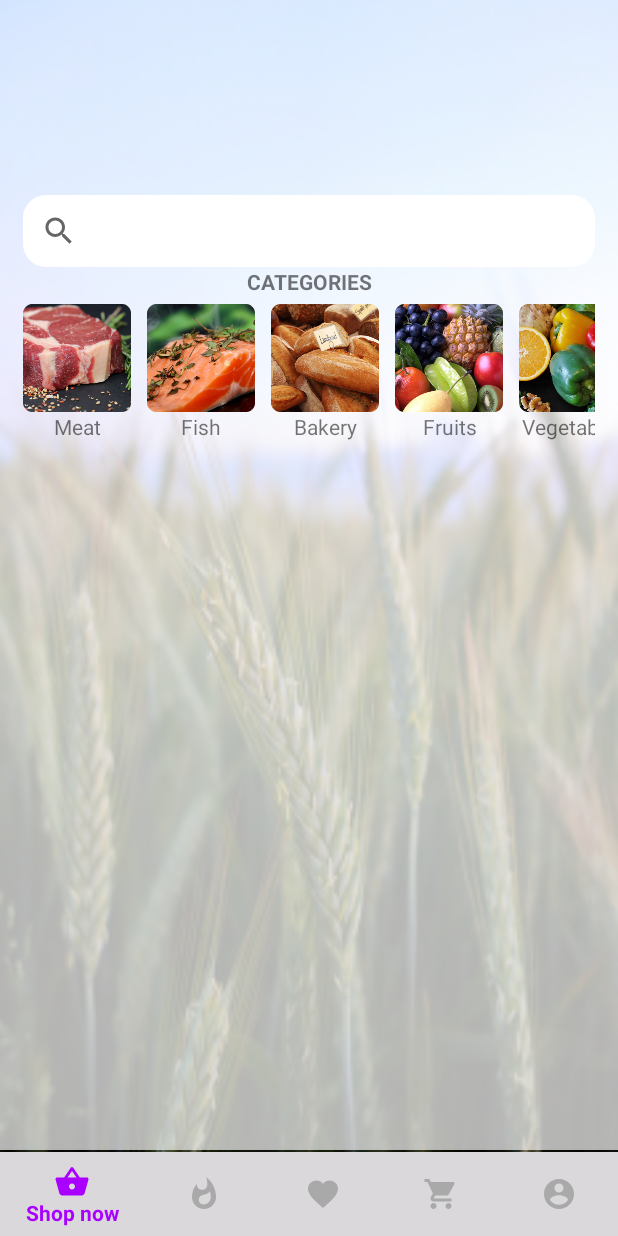
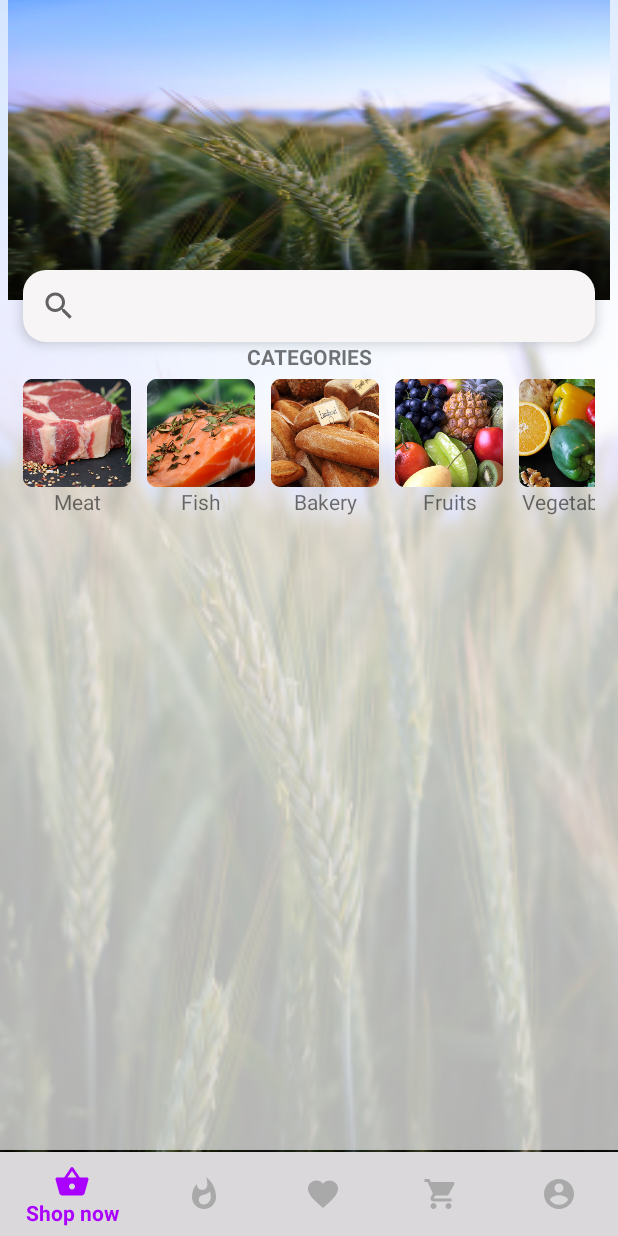
Before and after one commit to x-auth-token/MySuperStoreApp, an Android app: the ShopNowFragment screen opened directly, with no data from a screen before it, on a phone screen of 412 x 824 dp. Run offline under Robolectric (Android 15) with nearby library versions, the phone set to English and light mode, and no system bars; Roboto replaces fonts that are not available here; 2 statements that could not run were skipped.

Commit message:
* Major MainActivity + Fragments rework

```diff
--- a/app/build.gradle
+++ b/app/build.gradle
@@ -54,5 +54,6 @@ dependencies {
     implementation 'org.jetbrains:annotations-java5:15.0'
     implementation 'androidx.lifecycle:lifecycle-extensions:2.1.0'
 
+    implementation 'me.relex:circleindicator:2.1.4'
 
 }
--- a/app/src/main/res/layout/fragment_shop_now.xml
+++ b/app/src/main/res/layout/fragment_shop_now.xml
@@ -5,6 +5,8 @@
     android:id="@+id/fragment_shop_now_main_frame"
     android:layout_width="match_parent"
     android:layout_height="match_parent"
+    android:clipChildren="false"
+    android:clipToPadding="false"
     tools:context=".fragments.ShopNowFragment">
 
     <ImageView
@@ -12,39 +14,46 @@
         android:layout_height="match_parent"
 
         android:alpha="0.7"
-        android:background="#FFFFFF"/>
+        android:background="#FFFFFF"
+        android:contentDescription="@string/flash_deals_banner" />
 
     <ScrollView
         android:layout_width="match_parent"
+        android:layout_height="match_parent"
         android:layout_marginStart="5dp"
-        android:layout_marginEnd="5dp"
 
 
-        android:layout_height="match_parent">
+        android:layout_marginEnd="5dp"
+        android:clipChildren="false">
+
 
         <RelativeLayout
 
             android:layout_width="match_parent"
-            android:alpha="1"
-            android:layout_height="wrap_content">
+            android:layout_height="wrap_content"
+            android:alpha="1">
 
-            <androidx.viewpager.widget.ViewPager
-                android:id="@+id/fCShopNowTopViewPager"
+
+            <ViewFlipper
+                android:id="@+id/fCShopNowViewFlipper"
                 android:layout_width="match_parent"
-                android:layout_height="130dp"
-                android:visibility="visible"/>
+                android:layout_height="200dp"
+                android:layout_centerHorizontal="true"
+                android:background="@drawable/grain" />
 
 
             <SearchView
                 android:id="@+id/fCShopNowSearch"
                 android:layout_width="match_parent"
                 android:layout_height="match_parent"
+                android:layout_below="@id/fCShopNowViewFlipper"
+                android:layout_marginStart="10dp"
+                android:layout_marginTop="-20dp"
+                android:layout_marginEnd="10dp"
                 android:background="@drawable/rounded_corners_shape_background"
-                android:layout_marginStart="10dp"
-                android:layout_marginEnd="10dp"
-                android:backgroundTint="#FFFFFF"
-                android:gravity="center_horizontal"
-                android:layout_below="@id/fCShopNowTopViewPager">
+                android:backgroundTint="#F7F5F5"
+                android:elevation="5dp"
+                android:gravity="center_horizontal">
 
             </SearchView>
 
@@ -55,7 +64,6 @@
                 android:layout_below="@id/fCShopNowSearch"
                 android:layout_alignParentStart="true"
                 android:layout_alignParentEnd="true"
-                android:layout_weight="1"
                 android:clickable="false"
                 android:ems="10"
 
@@ -93,6 +101,7 @@
                         android:layout_height="wrap_content"
                         android:layout_marginEnd="5dp"
                         android:background="@null"
+                        android:cropToPadding="false"
                         android:foregroundGravity="bottom"
                         android:src="@mipmap/ic_shop_now_fragment_category_meat_round"
                         android:text="Meat"
@@ -147,7 +156,6 @@
                         android:layout_marginStart="5dp"
                         android:layout_marginEnd="5dp"
                         android:layout_toRightOf="@+id/fCShopNowFishImageButton"
-                        android:layout_weight="1"
                         android:background="@null"
                         android:src="@mipmap/ic_shop_now_fragment_category_bakery_round" />
 
@@ -174,8 +182,8 @@
                         android:layout_marginStart="5dp"
                         android:layout_marginEnd="5dp"
                         android:layout_toRightOf="@+id/fCShopNowBakeryImageButton"
-                        android:layout_weight="1"
                         android:background="@null"
+                        android:contentDescription="TODO"
                         android:src="@mipmap/ic_shop_now_fragment_category_fruits_round" />
 
                     <TextView
@@ -201,7 +209,6 @@
                         android:layout_marginStart="5dp"
                         android:layout_marginEnd="5dp"
                         android:layout_toRightOf="@+id/fCShopNowFruitsImageButton"
-                        android:layout_weight="1"
                         android:background="@null"
                         android:src="@mipmap/ic_shop_now_fragment_category_vegetables_round" />
 
@@ -228,7 +235,6 @@
                         android:layout_marginStart="5dp"
                         android:layout_marginEnd="5dp"
                         android:layout_toRightOf="@+id/fCShopNowVegetablesImageButton"
-                        android:layout_weight="1"
                         android:background="@null"
                         android:src="@mipmap/ic_shop_now_fragment_category_alcohol_round" />
 
@@ -254,7 +260,6 @@
                         android:layout_marginStart="5dp"
                         android:layout_marginEnd="5dp"
                         android:layout_toRightOf="@+id/fCShopNowAlcoholImageButton"
-                        android:layout_weight="1"
                         android:background="@null"
                         android:src="@mipmap/ic_shop_now_fragment_category_beverages_round" />
 
@@ -277,95 +282,7 @@
 
                 </RelativeLayout>
 
-                <!--<LinearLayout
-                    android:layout_width="wrap_content"
-                    android:padding="10dp"
-                    android:layout_height="match_parent">
 
-                    <ImageView
-                        android:id="@+id/imageButton"
-
-                        android:layout_width="wrap_content"
-                        android:layout_height="wrap_content"
-                        android:background="@null"
-                        android:text="Meat"
-                        android:textSize="20dp"
-                        android:foregroundGravity="bottom"
-                        android:src="@mipmap/ic_shop_now_fragment_category_meat_round"
-                        android:textAlignment="gravity" />
-                    <TextView
-                        android:layout_width="wrap_content"
-                        android:layout_height="wrap_content"
-
-                    <ImageButton
-                        android:id="@+id/imageButton2"
-                        android:layout_width="wrap_content"
-                        android:layout_height="wrap_content"
-                        android:src="@mipmap/app_ic_launcher_foreground" />
-
-                    <ImageButton
-                        android:id="@+id/imageButton3"
-                        android:layout_width="wrap_content"
-                        android:layout_height="wrap_content"
-                        android:layout_weight="1"
-                        android:src="@mipmap/app_ic_launcher_foreground" />
-
-                    <ImageButton
-                        android:id="@+id/imageButton4"
-                        android:layout_width="wrap_content"
-                        android:layout_height="wrap_content"
-                        android:layout_weight="1"
-                        android:src="@mipmap/app_ic_launcher_foreground" />
-
-                    <ImageButton
-                        android:id="@+id/imageButton5"
-                        android:layout_width="wrap_content"
-                        android:layout_height="wrap_content"
-                        android:layout_weight="1"
-                        android:src="@mipmap/app_ic_launcher_foreground" />
-
-                    <ImageButton
-                        android:id="@+id/imageButton6"
-                        android:layout_width="wrap_content"
-                        android:layout_height="wrap_content"
-                        android:layout_weight="1"
-                        android:src="@mipmap/app_ic_launcher_foreground" />
-
-                    <ImageButton
-                        android:id="@+id/imageButton7"
-                        android:layout_width="wrap_content"
-                        android:layout_height="wrap_content"
-                        android:layout_weight="1"
-                        android:src="@mipmap/app_ic_launcher_foreground" />
-
-                    <ImageButton
-                        android:id="@+id/imageButton8"
-                        android:layout_width="wrap_content"
-                        android:layout_height="wrap_content"
-                        android:layout_weight="1"
-                        android:src="@mipmap/app_ic_launcher_foreground" />
-
-                    <ImageButton
-                        android:id="@+id/imageButton9"
-                        android:layout_width="wrap_content"
-                        android:layout_height="wrap_content"
-                        android:layout_weight="1"
-                        android:src="@mipmap/app_ic_launcher_foreground" />
-
-                    <ImageButton
-                        android:id="@+id/imageButton10"
-                        android:layout_width="wrap_content"
-                        android:layout_height="wrap_content"
-                        android:layout_weight="1"
-                        android:src="@mipmap/app_ic_launcher_foreground" />
-
-                    <ImageButton
-                        android:id="@+id/imageButton11"
-                        android:layout_width="wrap_content"
-                        android:layout_height="wrap_content"
-                        android:layout_weight="1"
-                        android:src="@mipmap/app_ic_launcher_foreground" />
-                </LinearLayout>-->
             </HorizontalScrollView>
 
             <!--LinearLayout
@@ -378,21 +295,21 @@
             <androidx.viewpager.widget.ViewPager
                 android:id="@+id/fCShopNowMidleViewPager"
                 android:layout_width="match_parent"
+                android:layout_height="wrap_content"
                 android:layout_below="@id/fCShopNowInnerHorizontalScrollView"
-                android:layout_height="wrap_content"
                 android:visibility="visible" />
 
             <androidx.viewpager.widget.ViewPager
                 android:id="@+id/fCShopNowBottomViewPager"
                 android:layout_width="match_parent"
+                android:layout_height="500dp"
                 android:layout_below="@id/fCShopNowMidleViewPager"
-                    android:layout_height="500dp"
                 android:visibility="visible" />
-
 
 
         </RelativeLayout>
 
+
     </ScrollView>
 
 </FrameLayout>
--- a/app/src/main/res/values/strings.xml
+++ b/app/src/main/res/values/strings.xml
@@ -49,6 +49,7 @@
     <string name="no_internet_connection_prompt">Please check your Internet connection.</string>
     <string name="retry">RETRY</string>
     <string name="dismiss">DISMISS</string>
+    <string name="flash_deals_banner">Flash Deals Banner</string>
 
 
     <!-- TODO: Remove or change this placeholder text -->
```
Lines whose indentation alone changed are shown as unchanged.
